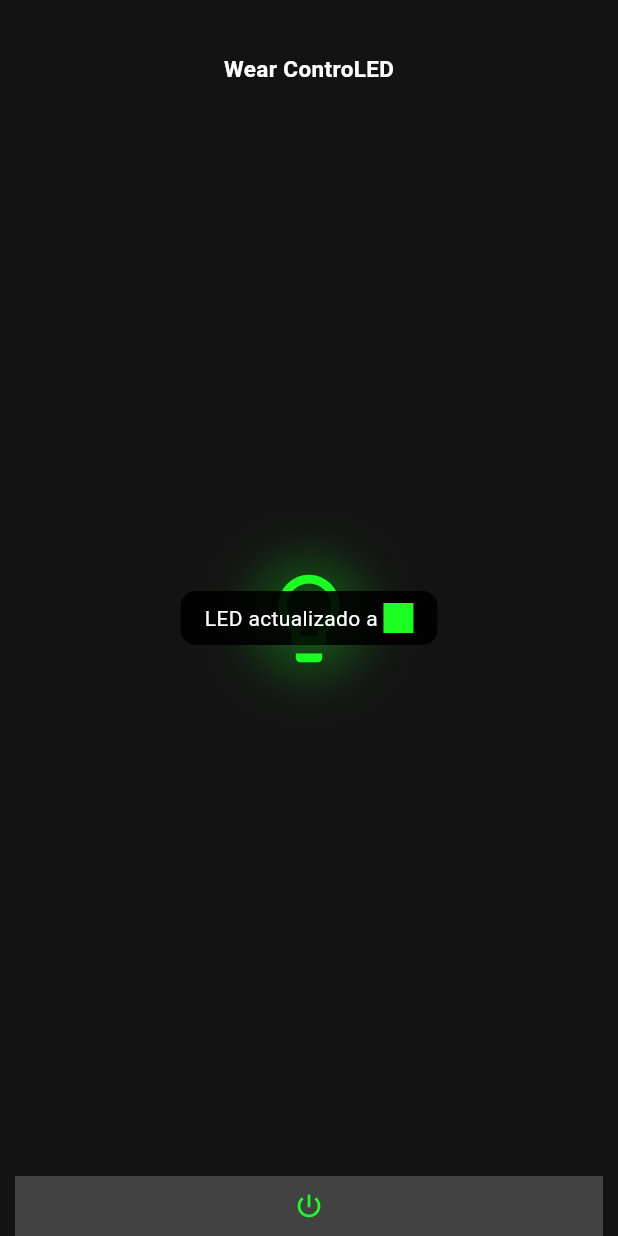
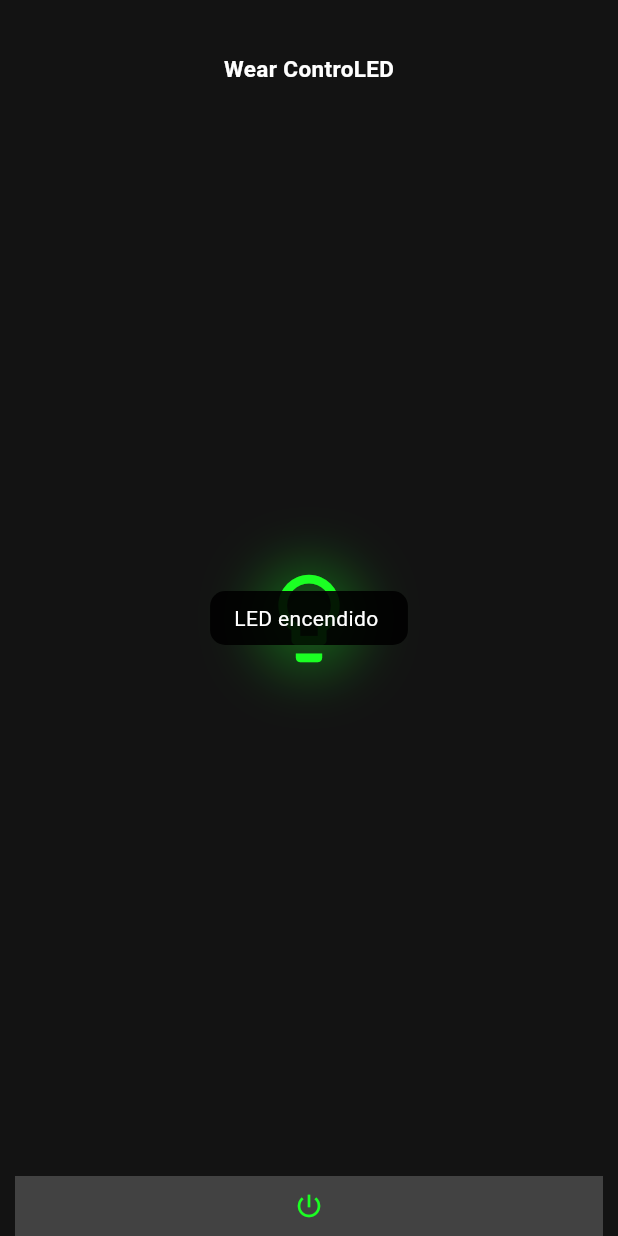
Before and after one commit to ChrisAlegria/Wear-ControLED, a Flutter app: the screen it shows after launch, after a tap on the "power settings new" icon, on a phone screen of 412 x 824 dp. Run offline on Flutter 3.47's test engine with Material 3 defaults, Android fonts, the light colour scheme and no system bars; our stand-ins replace flutter_blue; missing offline and left inert: wear.

Commit message:
Fix: Color Icons

```diff
--- a/lib/pages/WatchScreen.dart
+++ b/lib/pages/WatchScreen.dart
@@ -51,8 +51,18 @@ class LEDScreen extends StatefulWidget {
 class _LEDScreenState extends State<LEDScreen> {
   bool _isLEDon = false;
   Color _ledColor = Colors.grey;
-  bool _showMessage = false;
-  Timer? _messageTimer;
+  String _message = '';
+  bool _showColorIcon = false; // Flag to show color icon
+
+  // List of colors to cycle through
+  List<Color> _colorCycle = [
+    Color.fromARGB(255, 27, 255, 35),
+    Color.fromARGB(255, 33, 215, 243),
+    Color.fromARGB(255, 198, 38, 226),
+    Color.fromARGB(255, 255, 25, 9),
+    Color.fromARGB(255, 255, 199, 29),
+  ];
+  int _currentColorIndex = 0;
 
   // Bluetooth
   FlutterBlue flutterBlue = FlutterBlue.instance;
@@ -62,25 +72,35 @@ class _LEDScreenState extends State<LEDScreen> {
   void _toggleLED() {
     setState(() {
       _isLEDon = !_isLEDon;
-      _ledColor =
-          _isLEDon ? const Color.fromARGB(255, 27, 255, 35) : Colors.grey;
-
       if (_isLEDon) {
+        _ledColor = _colorCycle[_currentColorIndex];
+        _message = 'LED encendido';
+        _showColorIcon = false; // Hide color icon when LED is on
+      } else {
+        _ledColor = Colors.grey;
+        _message = 'LED apagado';
+        _showColorIcon = false; // Hide color icon when LED is off
+      }
       _showUpdateMessage();
-      }
     });
   }
 
   void _showUpdateMessage() {
+    Timer(Duration(milliseconds: 1500), () {
       setState(() {
-      _showMessage = true;
+        _message = '';
+        _showColorIcon = false; // Hide color icon after message disappears
       });
+    });
+  }
 
-    _messageTimer?.cancel();
-    _messageTimer = Timer(const Duration(milliseconds: 1500), () {
+  void _changeColor() {
     setState(() {
-        _showMessage = false;
-      });
+      _currentColorIndex = (_currentColorIndex + 1) % _colorCycle.length;
+      _ledColor = _colorCycle[_currentColorIndex];
+      _message = 'Se actualizó el color a';
+      _showColorIcon = true; // Show color icon when color changes
+      _showUpdateMessage();
     });
   }
 
@@ -134,9 +154,10 @@ class _LEDScreenState extends State<LEDScreen> {
     setState(() {
       // Assuming received data represents RGB color values
       _ledColor = Color.fromRGBO(value[0], value[1], value[2], 1.0);
+      _message = 'LED actualizado a';
+      _showColorIcon = true; // Show color icon when LED is updated
+      _showUpdateMessage();
     });
-
-    _showUpdateMessage();
   }
 
   void _disconnectDevice() {
@@ -146,6 +167,8 @@ class _LEDScreenState extends State<LEDScreen> {
         _connectedDevice = null;
         _ledColor = Colors.grey; // Reset LED color to default when disconnected
         _isLEDon = false; // Turn off LED when disconnected
+        _message = '';
+        _showColorIcon = false; // Hide color icon when LED is disconnected
       });
     }
   }
@@ -178,29 +201,51 @@ class _LEDScreenState extends State<LEDScreen> {
               ),
             ),
             Center(
+              child: GestureDetector(
+                onTap: _isLEDon ? _changeColor : null,
                 child: Container(
                   decoration: BoxDecoration(
                     shape: BoxShape.circle,
                     boxShadow: _isLEDon
                         ? [
                             BoxShadow(
-                            color: _ledColor.withOpacity(0.3), // Reduce opacity
-                            blurRadius: 30.0, // Reduce blur radius
-                            spreadRadius: 2.0, // Reduce spread radius
+                              color: _ledColor.withOpacity(0.3),
+                              blurRadius: 30.0,
+                              spreadRadius: 2.0,
                             ),
                           ]
                         : [],
                   ),
-                child: Icon(
+                  child: Stack(
+                    alignment: Alignment.center,
+                    children: [
+                      Icon(
                         Icons.lightbulb_outline,
                         color: _ledColor,
                         size: 70.0,
+                      ),
+                      if (_showColorIcon &&
+                          _message ==
+                              'Se actualizó el color a') // Only show color icon when LED color is updated
+                        Positioned(
+                          bottom: 0,
+                          child: Container(
+                            width: 20,
+                            height: 20,
+                            decoration: BoxDecoration(
+                              shape: BoxShape.circle,
+                              color: _ledColor,
+                            ),
+                          ),
+                        ),
+                    ],
+                  ),
                 ),
               ),
             ),
             AnimatedOpacity(
               duration: const Duration(milliseconds: 500),
-              opacity: _showMessage ? 1.0 : 0.0,
+              opacity: _message.isNotEmpty ? 1.0 : 0.0,
               child: Center(
                 child: Container(
                   decoration: BoxDecoration(
@@ -214,14 +259,20 @@ class _LEDScreenState extends State<LEDScreen> {
                   child: Row(
                     mainAxisSize: MainAxisSize.min,
                     children: [
-                      const Text(
-                        'LED actualizado a ',
+                      Text(
+                        '$_message ',
                         style: TextStyle(color: Colors.white),
                       ),
+                      if (_showColorIcon &&
+                          _message ==
+                              'Se actualizó el color a') // Show color icon only when message is 'Se actualizó el color a'
                         Container(
                           width: 20,
                           height: 20,
+                          decoration: BoxDecoration(
+                            shape: BoxShape.circle,
                             color: _ledColor,
+                          ),
                         ),
                     ],
                   ),
@@ -254,10 +305,4 @@ class _LEDScreenState extends State<LEDScreen> {
       ),
     );
   }
-
-  @override
-  void dispose() {
-    _messageTimer?.cancel();
-    super.dispose();
 }
-}
```
Lines whose indentation alone changed are shown as unchanged.
